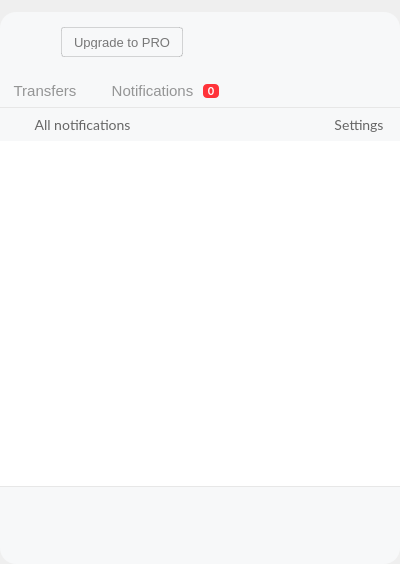
The window that src/MEGASync/gui/macx/InfoDialog.ui (meganz/MEGAsync) describes before a commit, drawn with Qt 5.
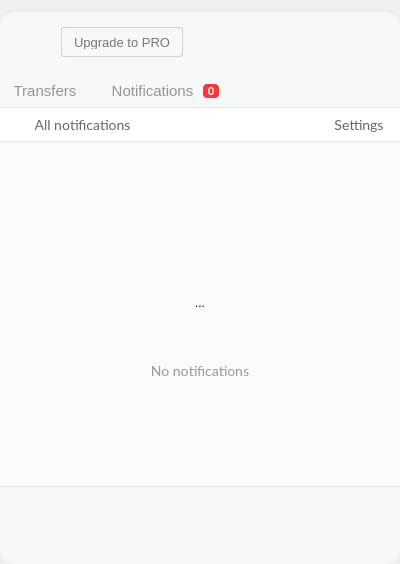
The same window after the commit. Icons and pictures are not drawn. Custom widgets are drawn as their Qt base class.

Commit message: Support for default notifications

What changed in the file:
```diff
--- a/src/MEGASync/gui/macx/InfoDialog.ui
+++ b/src/MEGASync/gui/macx/InfoDialog.ui
@@ -44,7 +44,7 @@
 	border: none;
 }
 
-#wSeparator, #wSeparatorStats
+#wSeparator, #wSeparatorStats, #wSeparatorNotificationsOpts
 {
 background-color:  rgb(231, 231, 231);
 }
@@ -1928,6 +1928,12 @@
                        <height>33</height>
                       </size>
                      </property>
+                     <property name="styleSheet">
+                      <string notr="true">#wFilterAndSettings
+{
+background-color: #FFFFFF;
+}</string>
+                     </property>
                      <layout class="QHBoxLayout" name="horizontalLayout_14">
                       <property name="leftMargin">
                        <number>16</number>
@@ -2113,34 +2119,248 @@
                     </widget>
                    </item>
                    <item>
-                    <widget class="QTreeView" name="tvNotifications">
-                     <property name="focusPolicy">
-                      <enum>Qt::NoFocus</enum>
+                    <widget class="QWidget" name="wSeparatorNotificationsOpts" native="true">
+                     <property name="minimumSize">
+                      <size>
+                       <width>400</width>
+                       <height>1</height>
+                      </size>
                      </property>
-                     <property name="frameShape">
-                      <enum>QFrame::NoFrame</enum>
+                     <property name="maximumSize">
+                      <size>
+                       <width>400</width>
+                       <height>1</height>
+                      </size>
                      </property>
-                     <property name="showDropIndicator" stdset="0">
-                      <bool>false</bool>
+                    </widget>
+                   </item>
+                   <item>
+                    <widget class="QStackedWidget" name="sNotifications">
+                     <property name="currentIndex">
+                      <number>1</number>
                      </property>
-                     <property name="dragDropMode">
-                      <enum>QAbstractItemView::InternalMove</enum>
-                     </property>
-                     <property name="selectionMode">
-                      <enum>QAbstractItemView::NoSelection</enum>
-                     </property>
-                     <property name="rootIsDecorated">
-                      <bool>false</bool>
-                     </property>
-                     <property name="sortingEnabled">
-                      <bool>true</bool>
-                     </property>
-                     <property name="headerHidden">
-                      <bool>true</bool>
-                     </property>
-                     <attribute name="headerVisible">
-                      <bool>false</bool>
-                     </attribute>
+                     <widget class="QWidget" name="pNotifications">
+                      <layout class="QVBoxLayout" name="verticalLayout_19">
+                       <property name="spacing">
+                        <number>0</number>
+                       </property>
+                       <property name="leftMargin">
+                        <number>0</number>
+                       </property>
+                       <property name="topMargin">
+                        <number>0</number>
+                       </property>
+                       <property name="rightMargin">
+                        <number>0</number>
+                       </property>
+                       <property name="bottomMargin">
+                        <number>0</number>
+                       </property>
+                       <item>
+                        <widget class="QTreeView" name="tvNotifications">
+                         <property name="focusPolicy">
+                          <enum>Qt::NoFocus</enum>
+                         </property>
+                         <property name="frameShape">
+                          <enum>QFrame::NoFrame</enum>
+                         </property>
+                         <property name="showDropIndicator" stdset="0">
+                          <bool>false</bool>
+                         </property>
+                         <property name="dragDropMode">
+                          <enum>QAbstractItemView::InternalMove</enum>
+                         </property>
+                         <property name="selectionMode">
+                          <enum>QAbstractItemView::NoSelection</enum>
+                         </property>
+                         <property name="rootIsDecorated">
+                          <bool>false</bool>
+                         </property>
+                         <property name="sortingEnabled">
+                          <bool>true</bool>
+                         </property>
+                         <property name="headerHidden">
+                          <bool>true</bool>
+                         </property>
+                         <attribute name="headerVisible">
+                          <bool>false</bool>
+                         </attribute>
+                        </widget>
+                       </item>
+                      </layout>
+                     </widget>
+                     <widget class="QWidget" name="pNoNotifications">
+                      <property name="styleSheet">
+                       <string notr="true">#pNoNotifications
+{
+	background-color: #FAFAFA;
+}</string>
+                      </property>
+                      <layout class="QVBoxLayout" name="verticalLayout_22">
+                       <property name="leftMargin">
+                        <number>0</number>
+                       </property>
+                       <property name="topMargin">
+                        <number>0</number>
+                       </property>
+                       <property name="rightMargin">
+                        <number>0</number>
+                       </property>
+                       <property name="bottomMargin">
+                        <number>0</number>
+                       </property>
+                       <item>
+                        <layout class="QVBoxLayout" name="verticalLayout_21">
+                         <item>
+                          <spacer name="verticalSpacer_4">
+                           <property name="orientation">
+                            <enum>Qt::Vertical</enum>
+                           </property>
+                           <property name="sizeHint" stdset="0">
+                            <size>
+                             <width>20</width>
+                             <height>40</height>
+                            </size>
+                           </property>
+                          </spacer>
+                         </item>
+                         <item>
+                          <layout class="QHBoxLayout" name="horizontalLayout_17">
+                           <item>
+                            <spacer name="horizontalSpacer_11">
+                             <property name="orientation">
+                              <enum>Qt::Horizontal</enum>
+                             </property>
+                             <property name="sizeHint" stdset="0">
+                              <size>
+                               <width>40</width>
+                               <height>20</height>
+                              </size>
+                             </property>
+                            </spacer>
+                           </item>
+                           <item>
+                            <widget class="QWidget" name="widget" native="true">
+                             <layout class="QVBoxLayout" name="verticalLayout_20">
+                              <item>
+                               <layout class="QHBoxLayout" name="horizontalLayout_16">
+                                <item>
+                                 <spacer name="horizontalSpacer_4">
+                                  <property name="orientation">
+                                   <enum>Qt::Horizontal</enum>
+                                  </property>
+                                  <property name="sizeHint" stdset="0">
+                                   <size>
+                                    <width>40</width>
+                                    <height>20</height>
+                                   </size>
+                                  </property>
+                                 </spacer>
+                                </item>
+                                <item>
+                                 <widget class="QToolButton" name="bNoNotificationsIcon">
+                                  <property name="minimumSize">
+                                   <size>
+                                    <width>98</width>
+                                    <height>107</height>
+                                   </size>
+                                  </property>
+                                  <property name="maximumSize">
+                                   <size>
+                                    <width>98</width>
+                                    <height>107</height>
+                                   </size>
+                                  </property>
+                                  <property name="styleSheet">
+                                   <string notr="true">#bNoNotificationsIcon
+{
+     border: none;
+}</string>
+                                  </property>
+                                  <property name="text">
+                                   <string>...</string>
+                                  </property>
+                                  <property name="icon">
+                                   <iconset>
+                                    <normalon>:/images/empty-notifications.png</normalon>
+                                   </iconset>
+                                  </property>
+                                  <property name="iconSize">
+                                   <size>
+                                    <width>98</width>
+                                    <height>107</height>
+                                   </size>
+                                  </property>
+                                 </widget>
+                                </item>
+                                <item>
+                                 <spacer name="horizontalSpacer_3">
+                                  <property name="orientation">
+                                   <enum>Qt::Horizontal</enum>
+                                  </property>
+                                  <property name="sizeHint" stdset="0">
+                                   <size>
+                                    <width>40</width>
+                                    <height>20</height>
+                                   </size>
+                                  </property>
+                                 </spacer>
+                                </item>
+                               </layout>
+                              </item>
+                              <item>
+                               <widget class="QLabel" name="lNoNotifications">
+                                <property name="styleSheet">
+                                 <string notr="true">#lNoNotifications
+{
+	color: #999999;
+	font-family: Lato;
+	font-size: 14px;
+}</string>
+                                </property>
+                                <property name="text">
+                                 <string>No notifications</string>
+                                </property>
+                                <property name="alignment">
+                                 <set>Qt::AlignCenter</set>
+                                </property>
+                               </widget>
+                              </item>
+                             </layout>
+                            </widget>
+                           </item>
+                           <item>
+                            <spacer name="horizontalSpacer_13">
+                             <property name="orientation">
+                              <enum>Qt::Horizontal</enum>
+                             </property>
+                             <property name="sizeHint" stdset="0">
+                              <size>
+                               <width>40</width>
+                               <height>20</height>
+                              </size>
+                             </property>
+                            </spacer>
+                           </item>
+                          </layout>
+                         </item>
+                         <item>
+                          <spacer name="verticalSpacer_5">
+                           <property name="orientation">
+                            <enum>Qt::Vertical</enum>
+                           </property>
+                           <property name="sizeHint" stdset="0">
+                            <size>
+                             <width>20</width>
+                             <height>40</height>
+                            </size>
+                           </property>
+                          </spacer>
+                         </item>
+                        </layout>
+                       </item>
+                      </layout>
+                     </widget>
                     </widget>
                    </item>
                   </layout>
```
The commit also changes 4 other files.
